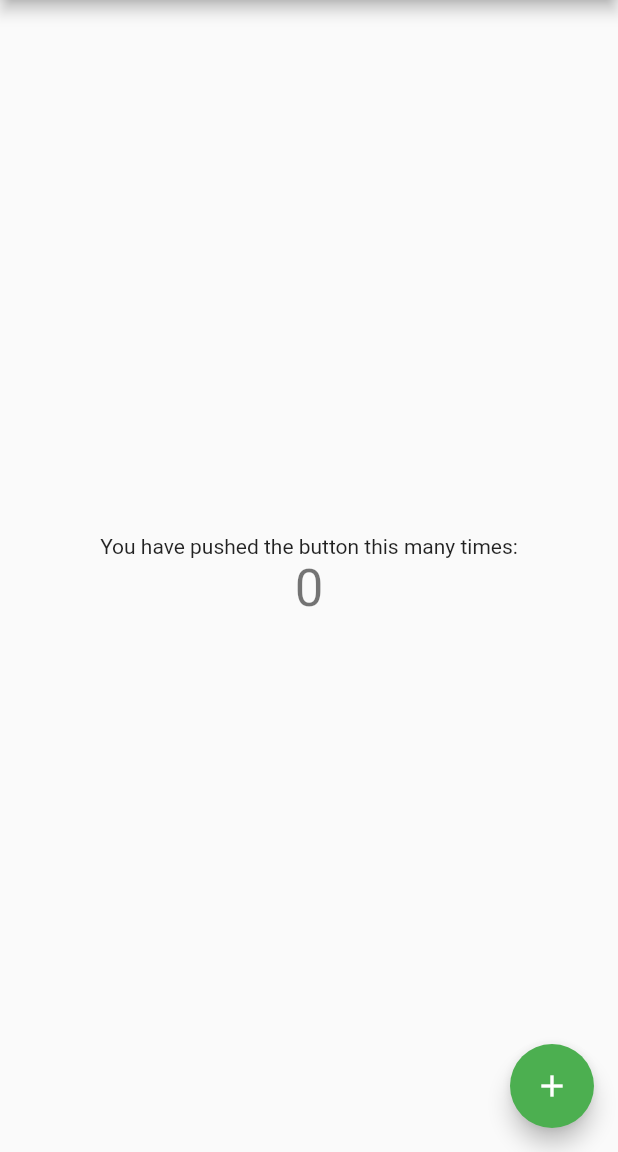
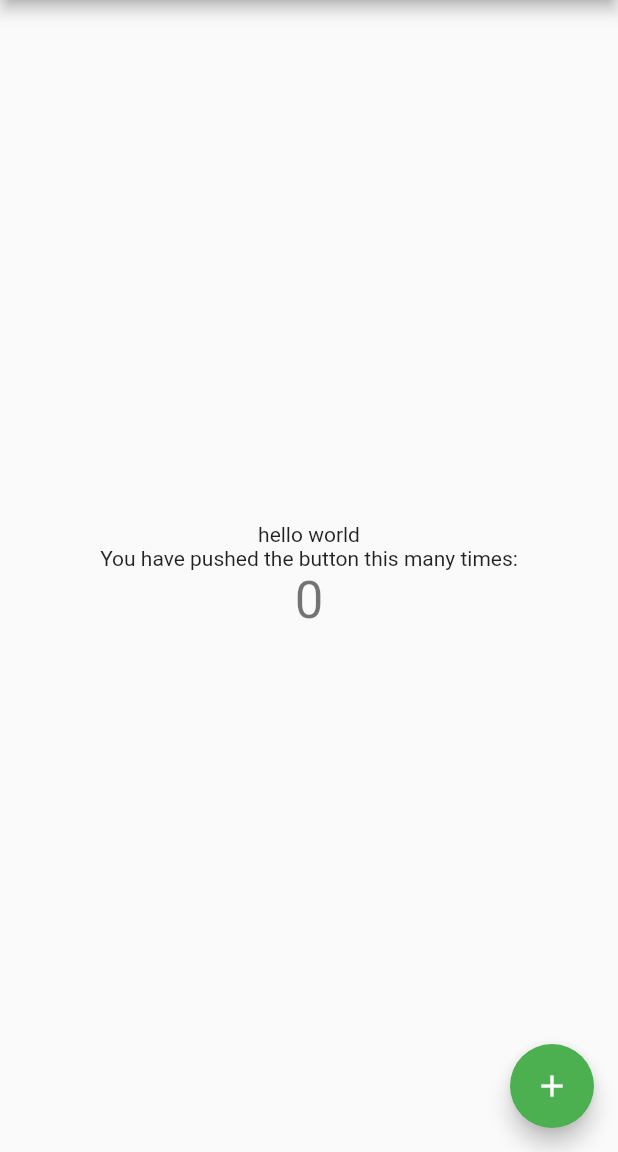
Before and after one commit to mdsahiljamil/makingnewapp, a Flutter app: the screen it shows after launch, on a phone screen of 412 x 824 dp, the part 84-1236 px from its top. Run offline on Flutter 3.47's test engine with Material 2 defaults, Android fonts, the phone set to English and light mode, and no system bars.

Commit message:
adding text

```diff
--- a/lib/screen/myhomepagr.dart
+++ b/lib/screen/myhomepagr.dart
@@ -28,6 +28,7 @@ class _MyHomePageState extends State<MyHomePage> {
         child: Column(
           mainAxisAlignment: MainAxisAlignment.center,
           children: <Widget>[
+            const Text("hello world"),
             const Text(
               'You have pushed the button this many times:',
             ),
```
